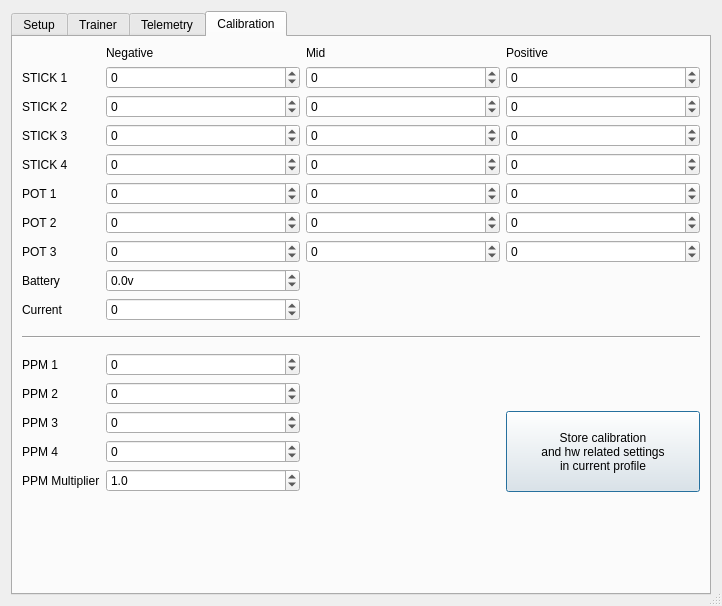
Before: the Qt Designer form src/generaledit.ui in roberto1903/companion9x, drawn with Qt 5.
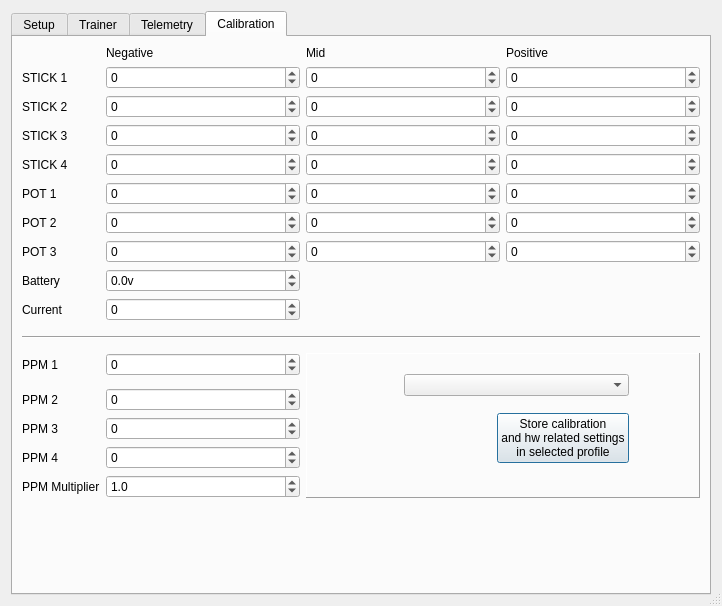
After: the same form once the commit is applied. The open tabs and pages were chosen to show the change. Icons and pictures are not drawn.

Commit message: Stol profiles related improvements

```diff
--- a/src/generaledit.ui
+++ b/src/generaledit.ui
@@ -2504,19 +2504,125 @@
          </property>
         </widget>
        </item>
-       <item row="14" column="3" rowspan="3">
-        <widget class="QPushButton" name="calstore_PB">
-         <property name="sizePolicy">
-          <sizepolicy hsizetype="Minimum" vsizetype="MinimumExpanding">
-           <horstretch>0</horstretch>
-           <verstretch>0</verstretch>
-          </sizepolicy>
+       <item row="11" column="2" rowspan="6" colspan="2">
+        <widget class="QFrame" name="frame">
+         <property name="frameShape">
+          <enum>QFrame::Panel</enum>
          </property>
-         <property name="text">
-          <string>Store calibration
+         <property name="frameShadow">
+          <enum>QFrame::Raised</enum>
+         </property>
+         <widget class="QWidget" name="">
+          <property name="geometry">
+           <rect>
+            <x>10</x>
+            <y>10</y>
+            <width>401</width>
+            <height>111</height>
+           </rect>
+          </property>
+          <layout class="QGridLayout" name="gridLayout_6">
+           <item row="1" column="1" colspan="2">
+            <widget class="QComboBox" name="profile_CB"/>
+           </item>
+           <item row="3" column="2">
+            <widget class="QPushButton" name="calstore_PB">
+             <property name="sizePolicy">
+              <sizepolicy hsizetype="Minimum" vsizetype="MinimumExpanding">
+               <horstretch>0</horstretch>
+               <verstretch>0</verstretch>
+              </sizepolicy>
+             </property>
+             <property name="text">
+              <string>Store calibration
 and hw related settings
-in current profile</string>
-         </property>
+in selected profile</string>
+             </property>
+            </widget>
+           </item>
+           <item row="3" column="0">
+            <spacer name="horizontalSpacer_2">
+             <property name="orientation">
+              <enum>Qt::Horizontal</enum>
+             </property>
+             <property name="sizeHint" stdset="0">
+              <size>
+               <width>40</width>
+               <height>20</height>
+              </size>
+             </property>
+            </spacer>
+           </item>
+           <item row="3" column="3">
+            <spacer name="horizontalSpacer_4">
+             <property name="orientation">
+              <enum>Qt::Horizontal</enum>
+             </property>
+             <property name="sizeHint" stdset="0">
+              <size>
+               <width>40</width>
+               <height>20</height>
+              </size>
+             </property>
+            </spacer>
+           </item>
+           <item row="4" column="2">
+            <spacer name="verticalSpacer_5">
+             <property name="orientation">
+              <enum>Qt::Vertical</enum>
+             </property>
+             <property name="sizeHint" stdset="0">
+              <size>
+               <width>20</width>
+               <height>40</height>
+              </size>
+             </property>
+            </spacer>
+           </item>
+           <item row="0" column="2">
+            <spacer name="verticalSpacer_6">
+             <property name="orientation">
+              <enum>Qt::Vertical</enum>
+             </property>
+             <property name="sizeHint" stdset="0">
+              <size>
+               <width>20</width>
+               <height>40</height>
+              </size>
+             </property>
+            </spacer>
+           </item>
+           <item row="3" column="1">
+            <spacer name="horizontalSpacer_5">
+             <property name="orientation">
+              <enum>Qt::Horizontal</enum>
+             </property>
+             <property name="sizeHint" stdset="0">
+              <size>
+               <width>40</width>
+               <height>20</height>
+              </size>
+             </property>
+            </spacer>
+           </item>
+           <item row="2" column="1" colspan="2">
+            <spacer name="verticalSpacer_7">
+             <property name="orientation">
+              <enum>Qt::Vertical</enum>
+             </property>
+             <property name="sizeHint" stdset="0">
+              <size>
+               <width>20</width>
+               <height>40</height>
+              </size>
+             </property>
+            </spacer>
+           </item>
+          </layout>
+         </widget>
+         <zorder>calstore_PB</zorder>
+         <zorder>profile_CB</zorder>
+         <zorder>calstore_PB</zorder>
         </widget>
        </item>
       </layout>
```
The commit also changes 1 other file.
